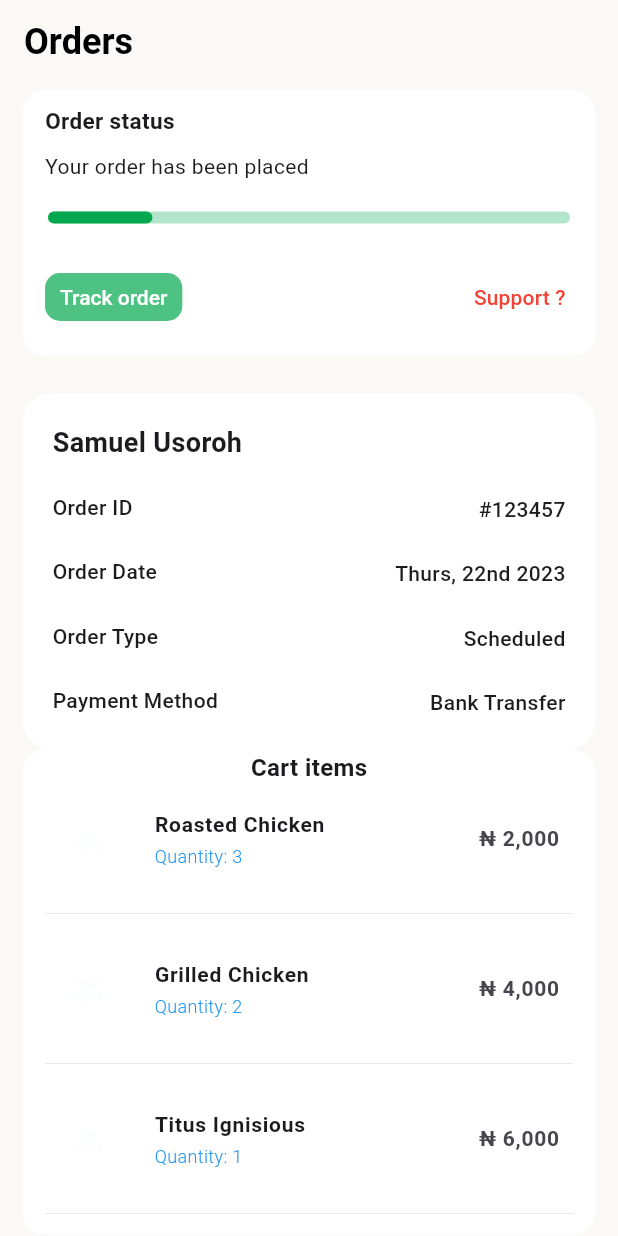
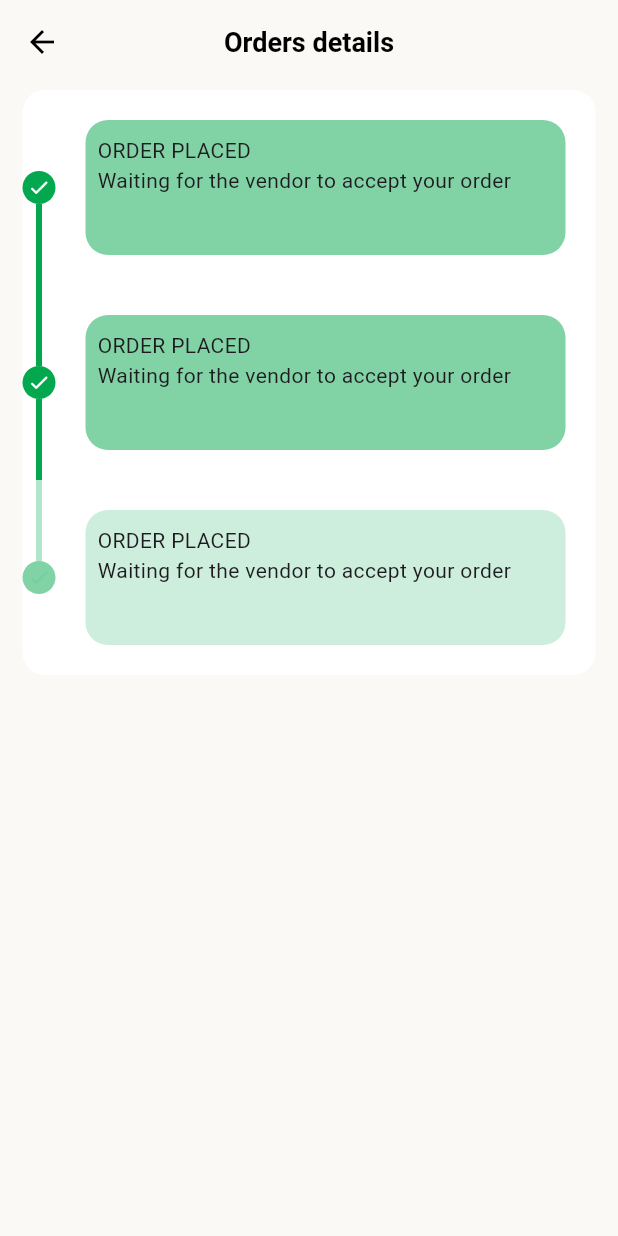
Before and after one commit to ghosty47/eden_app_test, a Flutter app: the OrdersView screen opened directly, after a tap on "Track order", on a phone screen of 412 x 824 dp. Run offline on Flutter 3.47's test engine with Material 2 defaults, Android fonts, the phone set to English and light mode, and no system bars; drawn by our look-alikes of cached_network_image, percent_indicator, timeline_tile; our stand-ins replace firebase_core, flutter_dotenv, font_awesome_flutter, mvc_pattern, persistent_bottom_nav_bar_v2, shared_preferences; missing offline and left inert: ably_flutter; accounts and stored records are empty; network calls fail.

Commit message:
minor fixes

```diff
--- a/lib/controllers/orders_controller.dart
+++ b/lib/controllers/orders_controller.dart
@@ -1,13 +1,73 @@
+import 'package:eden_app_test/utils/constants.dart';
 import 'package:flutter/material.dart';
 import 'package:mvc_pattern/mvc_pattern.dart';
+import 'package:ably_flutter/ably_flutter.dart' as ably;
 
 class OrdersController extends ControllerMVC {
   final GlobalKey<ScaffoldState> scaffoldKey = GlobalKey<ScaffoldState>();
+  final clientOptions = ably.ClientOptions(key: 'ARq01A.1VYTtw:luCFDqbQU2IJDfa0Fy4wPPo-gRaBriUSolY9_16f0VI');
+  ably.Realtime realtime = ably.Realtime(options: ably.ClientOptions(key: 'ARq01A.1VYTtw:luCFDqbQU2IJDfa0Fy4wPPo-gRaBriUSolY9_16f0VI'));
 
   bool processing = true;
   OverlayEntry? loader;
-  double percent = 0.2;
+  double percent = 0.1;
   String orderText = 'Your order has been placed';
+
+  void mockStatusUpdates() async {
+    final channel = realtime.channels.get('testing salary');
+
+    try {
+      await Future.delayed(const Duration(seconds: 10));
+      await channel.publish(message: ably.Message(name: 'eden'), name: kOrderPlaced);
+      await Future.delayed(const Duration(seconds: 10));
+      await channel.publish(message: ably.Message(name: 'eden'), name: kOrderAccepted).then(
+            (value) => setState(
+              () {
+                percent += 0.2;
+                orderText = 'Order accepted';
+              },
+            ),
+          );
+      await Future.delayed(const Duration(seconds: 10));
+      await channel.publish(message: ably.Message(name: 'eden'), name: kOrderPickUP).then(
+            (value) => setState(
+              () {
+                percent += 0.2;
+                orderText = 'Order pickup is in progress';
+              },
+            ),
+          );
+      await Future.delayed(const Duration(seconds: 10));
+      await channel.publish(message: ably.Message(name: 'eden'), name: kOrderOnTransit).then(
+            (value) => setState(
+              () {
+                percent += 0.1;
+                orderText = 'Your order is on the way';
+              },
+            ),
+          );
+      await Future.delayed(const Duration(seconds: 10));
+      await channel.publish(message: ably.Message(name: 'eden'), name: kOrderArrived).then(
+            (value) => setState(
+              () {
+                percent += 0.2;
+                orderText = 'Your order has arrived';
+              },
+            ),
+          );
+      await Future.delayed(const Duration(seconds: 10));
+      await channel.publish(message: ably.Message(name: 'eden'), name: kOrderDelivered).then(
+            (value) => setState(
+              () {
+                percent += 0.2;
+                orderText = 'Order delivered';
+              },
+            ),
+          );
+    } catch (e) {
+      print('Error publishing status update: $e');
+    }
+  }
 
   OrdersController();
 }
--- a/lib/views/orders/orders.dart
+++ b/lib/views/orders/orders.dart
@@ -2,6 +2,7 @@ import 'package:eden_app_test/controllers/orders_controller.dart';
 import 'package:eden_app_test/utils/app_colors.dart';
 import 'package:eden_app_test/utils/app_styles.dart';
 import 'package:eden_app_test/utils/orders_data.dart';
+import 'package:eden_app_test/views/orders/orders_list.dart';
 import 'package:eden_app_test/widgets/app_bar_widget.dart';
 import 'package:eden_app_test/widgets/basic_container_widget.dart';
 import 'package:eden_app_test/widgets/cart_widget.dart';
@@ -10,7 +11,7 @@ import 'package:eden_app_test/widgets/order_name_widget.dart';
 import 'package:flutter/material.dart';
 import 'package:mvc_pattern/mvc_pattern.dart';
 import 'package:percent_indicator/linear_percent_indicator.dart';
-import 'package:ably_flutter/ably_flutter.dart' as ably;
+import 'package:persistent_bottom_nav_bar_v2/persistent-tab-view.dart';
 
 class OrdersView extends StatefulWidget {
   const OrdersView({Key? key}) : super(key: key);
@@ -26,65 +27,21 @@ class OrdersViewState extends StateMVC<OrdersView> {
 
   late OrdersController con;
 
-  final clientOptions = ably.ClientOptions(key: 'ARq01A.1VYTtw:luCFDqbQU2IJDfa0Fy4wPPo-gRaBriUSolY9_16f0VI');
-  ably.Realtime realtime = ably.Realtime(options: ably.ClientOptions(key: 'ARq01A.1VYTtw:luCFDqbQU2IJDfa0Fy4wPPo-gRaBriUSolY9_16f0VI'));
-
-  void logAblyEvent() async {
-    // Access a channel where you want to log the event
-    final channel = realtime.channels.get('testing salary');
-    try {
-      await channel.publish(message: ably.Message(name: 'eden'), name: 'edensss');
-      print('Event logged successfully.');
-    } catch (e) {
-      print('Error logging event: $e');
-    }
-  }
-
-  void mockStatusUpdates() async {
-    final channel = realtime.channels.get('testing salary');
-
-    try {
-      await Future.delayed(Duration(seconds: 10));
-      await channel.publish(message: ably.Message(name: 'eden'), name: 'order placed').then(
-            (value) => setState(
-              () {
-                con.percent += 0.2;
-              },
-            ),
-          );
-      await Future.delayed(Duration(seconds: 10));
-      await channel.publish(message: ably.Message(name: 'eden'), name: 'order in progress').then(
-            (value) => setState(
-              () {
-                con.percent += 0.2;
-              },
-            ),
-          );
-      await Future.delayed(Duration(seconds: 10));
-      await channel.publish(message: ably.Message(name: 'eden'), name: 'order picked').then(
-            (value) => setState(
-              () {
-                con.percent += 0.2;
-              },
-            ),
-          );
-      await Future.delayed(Duration(seconds: 10));
-      await channel.publish(message: ably.Message(name: 'eden'), name: 'order delivered').then(
-            (value) => setState(
-              () {
-                con.percent += 0.2;
-              },
-            ),
-          );
-    } catch (e) {
-      print('Error publishing status update: $e');
-    }
-  }
+  // void logAblyEvent() async {
+  //   // Access a channel where you want to log the event
+  //   final channel = realtime.channels.get('testing salary');
+  //   try {
+  //     await channel.publish(message: ably.Message(name: 'eden'), name: 'edensss');
+  //     print('Event logged successfully.');
+  //   } catch (e) {
+  //     print('Error logging event: $e');
+  //   }
+  // }
 
   @override
   void initState() {
-    realtime.connect();
-    mockStatusUpdates();
+    con.realtime.connect();
+    con.mockStatusUpdates();
 
     super.initState();
   }
@@ -125,11 +82,9 @@ class OrdersViewState extends StateMVC<OrdersView> {
                           style: AppTextStyles.boldFont15,
                         ),
                       ),
-                      const Padding(
-                        padding: EdgeInsets.symmetric(horizontal: 15),
-                        child: Text(
-                          'Your order has been placed',
-                        ),
+                      Padding(
+                        padding: const EdgeInsets.symmetric(horizontal: 15),
+                        child: Text(con.orderText),
                       ),
                       Padding(
                         padding: const EdgeInsets.only(left: 7, top: 20, bottom: 25, right: 7),
@@ -152,14 +107,11 @@ class OrdersViewState extends StateMVC<OrdersView> {
                               context,
                               text: 'Track order',
                               btnColor: AppColors.mainBgColor().withOpacity(0.7),
-                              onPressed: () => {
-                                logAblyEvent(),
-                                // realtime.connection.on().listen((ably.AblyEventMessage message) async {
-                                //   if (message.message == ably.ConnectionEvent.connected) {
-                                //     // await subscriptionToBeCancelled.cancel()
-                                //   }
-                                // }),
-                              },
+                              onPressed: () => pushNewScreen(
+                                context,
+                                screen: const OrderDetailsView(),
+                                withNavBar: false,
+                              ),
                               btnTextColor: Colors.white,
                               height: 32,
                             ),
@@ -190,14 +142,20 @@ class OrdersViewState extends StateMVC<OrdersView> {
                   paymentMethod: 'Payment Method',
                   paymentMethodValue: 'Bank Transfer',
                 ),
-                basicContainer(
+                Padding(
+                  padding: const EdgeInsets.only(top: 25, bottom: 25),
+                  child: basicContainer(
                     color: AppColors.cardColor(),
                     context: context,
                     child: Column(
+                      crossAxisAlignment: CrossAxisAlignment.start,
                       children: [
-                      const Text(
+                        const Padding(
+                          padding: EdgeInsets.only(top: 20, left: 15, bottom: 20),
+                          child: Text(
                             'Cart items',
-                        style: AppTextStyles.boldFont16,
+                            style: AppTextStyles.boldFont18,
+                          ),
                         ),
                         Column(
                           children: orders.map((order) {
@@ -205,6 +163,7 @@ class OrdersViewState extends StateMVC<OrdersView> {
                           }).toList(),
                         ),
                       ],
+                    ),
                   ),
                 )
               ],
--- a/lib/views/orders/orders_list.dart
+++ b/lib/views/orders/orders_list.dart
@@ -0,0 +1,119 @@
+import 'package:eden_app_test/controllers/orders_controller.dart';
+import 'package:eden_app_test/utils/app_colors.dart';
+import 'package:eden_app_test/utils/constants.dart';
+import 'package:eden_app_test/widgets/app_bar_widget.dart';
+import 'package:eden_app_test/widgets/basic_container_widget.dart';
+import 'package:eden_app_test/widgets/timeline_widget.dart';
+import 'package:flutter/material.dart';
+import 'package:mvc_pattern/mvc_pattern.dart';
+
+class OrderDetailsView extends StatefulWidget {
+  const OrderDetailsView({Key? key}) : super(key: key);
+
+  @override
+  OrderDetailsViewState createState() => OrderDetailsViewState();
+}
+
+class OrderDetailsViewState extends StateMVC<OrderDetailsView> {
+  OrderDetailsViewState() : super(OrdersController()) {
+    con = controller as OrdersController;
+  }
+
+  late OrdersController con;
+
+  @override
+  void initState() {
+    con.realtime.connect();
+    con.mockStatusUpdates();
+
+    super.initState();
+  }
+
+  @override
+  Widget build(BuildContext context) {
+    return WillPopScope(
+      onWillPop: null,
+      child: Scaffold(
+        backgroundColor: AppColors.scaffoldBgColor(),
+        appBar: const AppBarWidget(
+          automaticallyImplyLeading: true,
+          title: 'Orders details',
+          style: TextStyle(
+            fontSize: 18,
+            fontWeight: FontWeight.w700,
+            color: Colors.black,
+            fontStyle: FontStyle.normal,
+          ),
+          centerTitle: true,
+        ),
+        key: con.scaffoldKey,
+        body: Padding(
+          padding: const EdgeInsets.symmetric(horizontal: 15),
+          child: SingleChildScrollView(
+            child: basicContainer(
+              color: AppColors.cardColor(),
+              context: context,
+              child: Column(
+                children: [
+                  timelineWidget(context,
+                      isFirst: true,
+                      isLast: false,
+                      isPast: true,
+                      eventCard: const Column(
+                        crossAxisAlignment: CrossAxisAlignment.start,
+                        children: [
+                          Flexible(child: Text(kOrderPlaced)),
+                          Flexible(
+                            child: Text(
+                              'Waiting for the vendor to accept your order',
+                            ),
+                          ),
+                        ],
+                      )),
+                  timelineWidget(context,
+                      isFirst: false,
+                      isLast: false,
+                      isPast: true,
+                      eventCard: const Column(
+                        crossAxisAlignment: CrossAxisAlignment.start,
+                        children: [
+                          Flexible(
+                            child: Text(
+                              kOrderPlaced,
+                            ),
+                          ),
+                          Flexible(
+                            child: Text(
+                              'Waiting for the vendor to accept your order',
+                            ),
+                          ),
+                        ],
+                      )),
+                  timelineWidget(context,
+                      isFirst: false,
+                      isLast: true,
+                      isPast: false,
+                      eventCard: const Column(
+                        crossAxisAlignment: CrossAxisAlignment.start,
+                        children: [
+                          Flexible(
+                            child: Text(
+                              kOrderPlaced,
+                            ),
+                          ),
+                          Flexible(
+                            child: Text(
+                              'Waiting for the vendor to accept your order',
+                            ),
+                          ),
+                        ],
+                      )),
+                ],
+              ),
+            ),
+          ),
+        ),
+      ),
+    );
+  }
+}
--- a/lib/widgets/app_bar_widget.dart
+++ b/lib/widgets/app_bar_widget.dart
@@ -46,7 +46,7 @@ class AppBarWidget extends StatelessWidget implements PreferredSizeWidget {
         elevation: 0.0,
         leading: automaticallyImplyLeading
             ? BackButton(
-                color: Theme.of(context).appBarTheme.backgroundColor!.withOpacity(0.8),
+                color: Colors.black,
                 onPressed: onBack,
               )
             : null,
--- a/lib/widgets/cart_widget.dart
+++ b/lib/widgets/cart_widget.dart
@@ -29,7 +29,7 @@ Widget orderWidget(BuildContext context, Orders f) {
             style: const TextStyle(
               fontSize: 12,
               fontWeight: FontWeight.w300,
-              color: Colors.blue,
+              color: Colors.black,
             ),
           ),
           trailing: Text(
--- /dev/null
+++ b/lib/widgets/detail_card.dart
@@ -0,0 +1,21 @@
+import 'package:eden_app_test/utils/app_colors.dart';
+import 'package:eden_app_test/widgets/basic_container_widget.dart';
+import 'package:flutter/material.dart';
+
+Widget detailCard(
+  BuildContext context, {
+  required bool isPast,
+  required child,
+}) {
+  return basicContainer(
+    context: context,
+    margin: const EdgeInsets.all(20),
+    padding: const EdgeInsets.symmetric(horizontal: 8, vertical: 10),
+    color: isPast
+        ? AppColors.mainBgColor().withOpacity(0.5)
+        : AppColors.mainBgColor().withOpacity(
+            0.2,
+          ),
+    child: child,
+  );
+}
--- /dev/null
+++ b/lib/widgets/timeline_widget.dart
@@ -0,0 +1,36 @@
+import 'package:eden_app_test/utils/app_colors.dart';
+import 'package:eden_app_test/widgets/detail_card.dart';
+import 'package:flutter/material.dart';
+import 'package:timeline_tile/timeline_tile.dart';
+
+Widget timelineWidget(
+  BuildContext context, {
+  required bool isFirst,
+  required bool isLast,
+  required bool isPast,
+  required eventCard,
+}) {
+  return SizedBox(
+    height: 130,
+    child: TimelineTile(
+      isFirst: isFirst,
+      isLast: isLast,
+      beforeLineStyle: LineStyle(
+        color: isPast ? AppColors.mainBgColor() : AppColors.mainBgColor().withOpacity(0.3),
+      ),
+      indicatorStyle: IndicatorStyle(
+        width: 22,
+        color: isPast ? AppColors.mainBgColor() : AppColors.mainBgColor().withOpacity(0.5),
+        iconStyle: IconStyle(
+          iconData: Icons.done_rounded,
+          color: isPast ? Colors.white : AppColors.mainBgColor().withOpacity(0.1),
+        ),
+      ),
+      endChild: detailCard(
+        context,
+        isPast: isPast,
+        child: eventCard,
+      ),
+    ),
+  );
+}
--- a/pubspec.yaml
+++ b/pubspec.yaml
@@ -21,6 +21,8 @@ dependencies:
   percent_indicator: ^4.2.3
   ably_flutter: ^1.2.23
   cached_network_image: ^3.2.1
+  firebase_core: ^2.22.0
+  firebase_auth: ^4.14.0
 
 
 dev_dependencies:
```
Also changed, not shown: lib/firebase_options.dart (added), pubspec.lock, 6 other files. Lines whose indentation alone changed are shown as unchanged.
